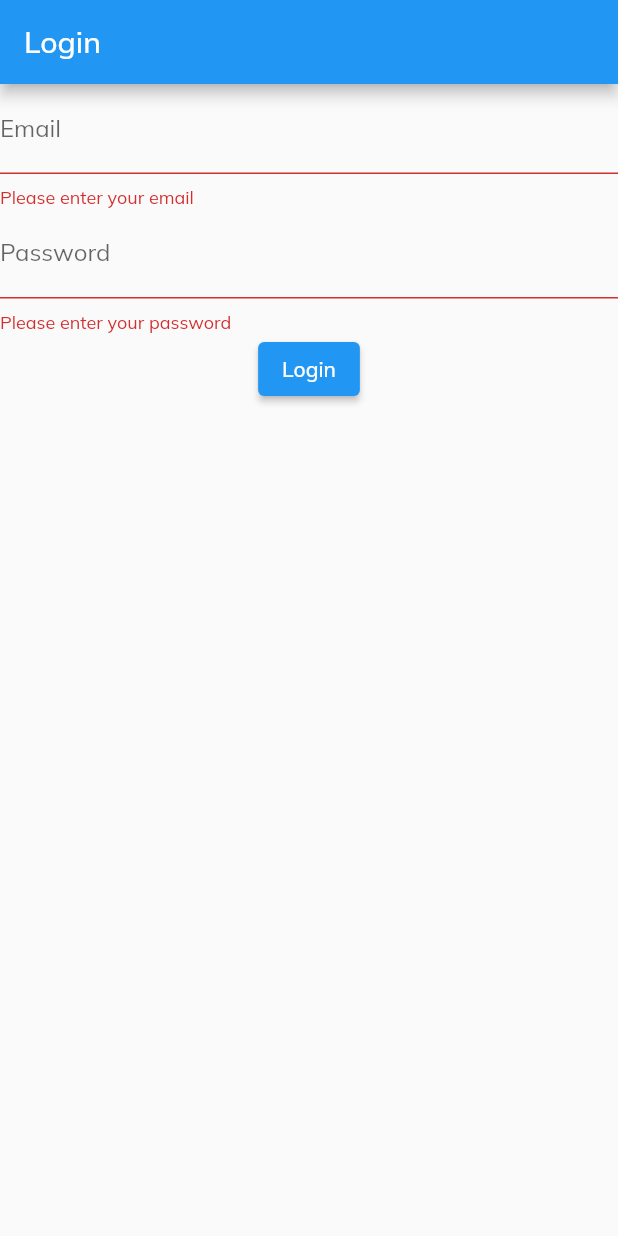
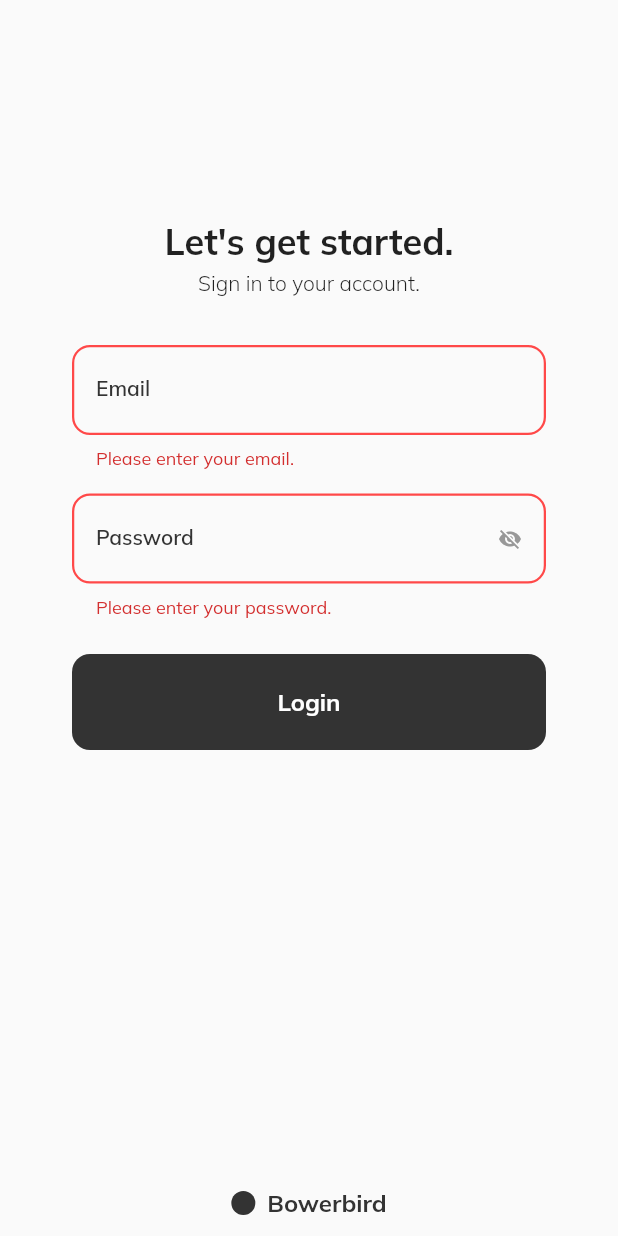
Before and after one commit to timsedev/bowerbird_messaging_app, a Flutter app: the screen it shows after launch, after a tap on "Login", on a phone screen of 412 x 824 dp. Run offline on Flutter 3.47's test engine with Material 2 defaults, Android fonts, the phone set to English and light mode, and no system bars; our stand-ins replace dio, stacked, stacked_services, stacked_shared; accounts and stored records are empty.

Commit message:
Apply new design to Login View

```diff
--- a/lib/ui/common/styles.dart
+++ b/lib/ui/common/styles.dart
@@ -103,6 +103,7 @@ const Widget verticalSpace4XL = SizedBox(height: size4XL);
 
 // colors
 const Color kPrimaryColor = Color(0xFF333333);
+const Color kGreyColor = Color(0xFF989898);
 const Color kWhiteColor = Color(0xFFFFFFFF);
 const Color kAccentColor = Color(0xFFE2FF32);
 const Color kErrorColor = Color(0xFFFF4949);
--- a/lib/ui/views/login/login_view.dart
+++ b/lib/ui/views/login/login_view.dart
@@ -1,5 +1,5 @@
-import 'dart:developer';
-
+import 'package:bowerbird_messaging_app/ui/common/logo.dart';
+import 'package:bowerbird_messaging_app/ui/common/styles.dart';
 import 'package:flutter/material.dart';
 import 'package:stacked/stacked.dart';
 
@@ -15,39 +15,39 @@ class LoginView extends StackedView<LoginViewModel> {
     Widget? child,
   ) {
     return Scaffold(
-      appBar: AppBar(
-        title: const Text('Login'),
-      ),
-      body: Form(
+      body: SafeArea(
+        child: Form(
           key: viewModel.formKey,
           child: Column(
+            mainAxisAlignment: MainAxisAlignment.center,
             children: <Widget>[
-            TextFormField(
-              controller: viewModel.emailController,
-              decoration: const InputDecoration(labelText: 'Email'),
-              validator: (value) {
-                if (value == null || value.isEmpty) {
-                  return 'Please enter your email';
-                }
-                return null;
-              },
+              const Spacer(flex: 1),
+              const Text(
+                "Let's get started.",
+                style: TextStyle(
+                  fontSize: kFontSize2XL,
+                  fontWeight: kFontWeightBold,
                 ),
-            TextFormField(
-              controller: viewModel.passwordController,
-              decoration: const InputDecoration(labelText: 'Password'),
-              obscureText: true,
-              validator: (value) {
-                if (value == null || value.isEmpty) {
-                  return 'Please enter your password';
-                }
-                return null;
-              },
               ),
-            ElevatedButton(
-              child: const Text('Login'),
-              onPressed: () async => await viewModel.login(),
+              verticalSpace2XS,
+              const Text(
+                'Sign in to your account.',
+                style: TextStyle(
+                  fontSize: kFontSizeS,
+                  fontWeight: kFontWeightLight,
                 ),
+              ),
+              verticalSpaceXL,
+              _buildEmailField(viewModel),
+              verticalSpaceM,
+              _buildPasswordField(viewModel),
+              verticalSpaceL,
+              _buildLoginButton(viewModel),
+              const Spacer(flex: 2),
+              bowerBirdLogoAndText(size: sizeM, isDark: true),
+              verticalSpaceS,
             ],
+          ),
         ),
       ),
     );
@@ -58,4 +58,140 @@ class LoginView extends StackedView<LoginViewModel> {
     BuildContext context,
   ) =>
       LoginViewModel();
+
+  Widget _buildEmailField(LoginViewModel viewModel) {
+    return _buildField(
+      viewModel,
+      title: 'Email',
+      controller: viewModel.emailController,
+      validator: (value) {
+        if (value == null || value.isEmpty) {
+          return 'Please enter your email.';
         }
+
+        final emailRegex =
+            RegExp(r'^[\w-]+(\.[\w-]+)*@([\w-]+\.)+[a-zA-Z]{2,7}$');
+
+        if (!emailRegex.hasMatch(value)) {
+          return 'Please enter a valid email';
+        }
+
+        return null;
+      },
+    );
+  }
+
+  Widget _buildPasswordField(LoginViewModel viewModel) {
+    return _buildField(
+      viewModel,
+      title: 'Password',
+      controller: viewModel.passwordController,
+      validator: (value) {
+        if (value == null || value.isEmpty) {
+          return 'Please enter your password.';
+        }
+        return null;
+      },
+      isVisible: !viewModel.isVisible,
+    );
+  }
+
+  Widget _buildField(LoginViewModel viewModel,
+      {required String title,
+      required TextEditingController controller,
+      String? Function(String?)? validator,
+      bool isVisible = false}) {
+    return Padding(
+      padding: const EdgeInsets.symmetric(horizontal: size2XL),
+      child: TextFormField(
+        obscureText: isVisible,
+        controller: controller,
+        cursorColor: kPrimaryColor,
+        cursorRadius: const Radius.circular(kBorderRadius),
+        cursorWidth: 1.5,
+        validator: validator,
+        decoration: InputDecoration(
+          contentPadding:
+              const EdgeInsets.symmetric(vertical: 20, horizontal: sizeM),
+          enabledBorder: OutlineInputBorder(
+            borderSide: const BorderSide(color: kPrimaryColor, width: 1.5),
+            borderRadius: BorderRadius.circular(kBorderRadius),
+          ),
+          labelText: title,
+          labelStyle: const TextStyle(
+            fontSize: kFontSizeS,
+            fontWeight: kFontWeightSemiBold,
+            color: kPrimaryColor,
+          ),
+          focusedBorder: OutlineInputBorder(
+            borderSide: const BorderSide(color: kPrimaryColor, width: 1.5),
+            borderRadius: BorderRadius.circular(kBorderRadius),
+          ),
+          focusedErrorBorder: OutlineInputBorder(
+            borderSide: const BorderSide(color: kErrorColor, width: 1.5),
+            borderRadius: BorderRadius.circular(kBorderRadius),
+          ),
+          errorBorder: OutlineInputBorder(
+            borderSide: const BorderSide(color: kErrorColor, width: 1.5),
+            borderRadius: BorderRadius.circular(kBorderRadius),
+          ),
+          suffixIcon: title == 'Password'
+              ? IconButton(
+                  highlightColor: Colors.transparent,
+                  splashColor: Colors.transparent,
+                  onPressed: viewModel.toggleVisibility,
+                  icon: Icon(
+                    isVisible ? Icons.visibility_off : Icons.visibility,
+                    size: sizeM,
+                    color: isVisible ? kGreyColor : kPrimaryColor,
+                  ),
+                )
+              : null,
+        ),
+      ),
+    );
+  }
+
+  Widget _buildLoginButton(LoginViewModel viewModel) {
+    return Padding(
+      padding: const EdgeInsets.symmetric(horizontal: size2XL),
+      child: ElevatedButton(
+        style: ElevatedButton.styleFrom(
+          elevation: 0,
+          backgroundColor: kPrimaryColor,
+          shape: RoundedRectangleBorder(
+            borderRadius: BorderRadius.circular(kBorderRadius),
+          ),
+        ),
+        onPressed: () async => await viewModel.login(),
+        child: Container(
+          height: size3XL,
+          width: double.infinity,
+          padding: const EdgeInsets.symmetric(
+            horizontal: sizeL,
+            vertical: sizeM,
+          ),
+          child: Center(
+            child: !viewModel.isBusy
+                ? const Text(
+                    'Login',
+                    style: TextStyle(
+                      fontSize: kFontSizeM,
+                      fontWeight: kFontWeightBold,
+                    ),
+                  )
+                : ConstrainedBox(
+                    constraints: const BoxConstraints(
+                      maxHeight: 20,
+                      maxWidth: 20,
+                    ),
+                    child: const CircularProgressIndicator(
+                      color: kWhiteColor,
+                    ),
+                  ),
+          ),
+        ),
+      ),
+    );
+  }
+}
```
Lines whose indentation alone changed are shown as unchanged.
